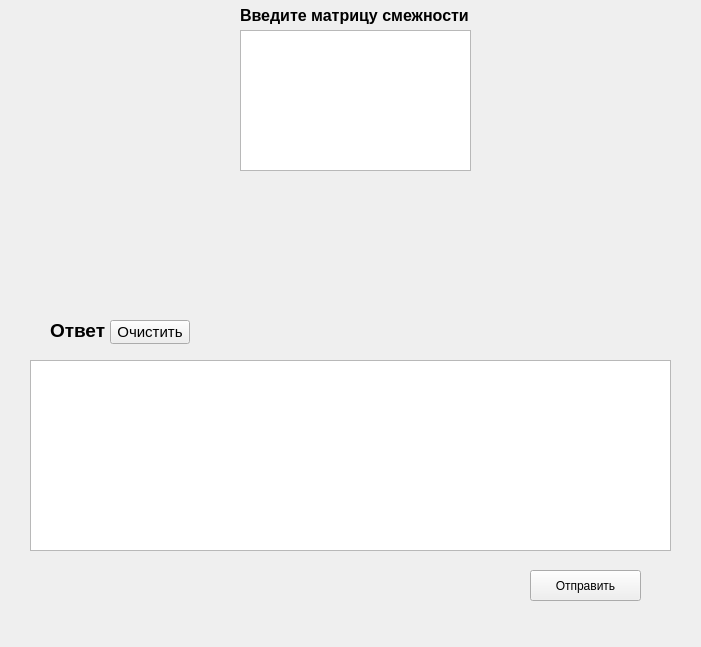
First picture: the form in graphs/null_task.ui, repository Basota123/MathMinds, before the edit.
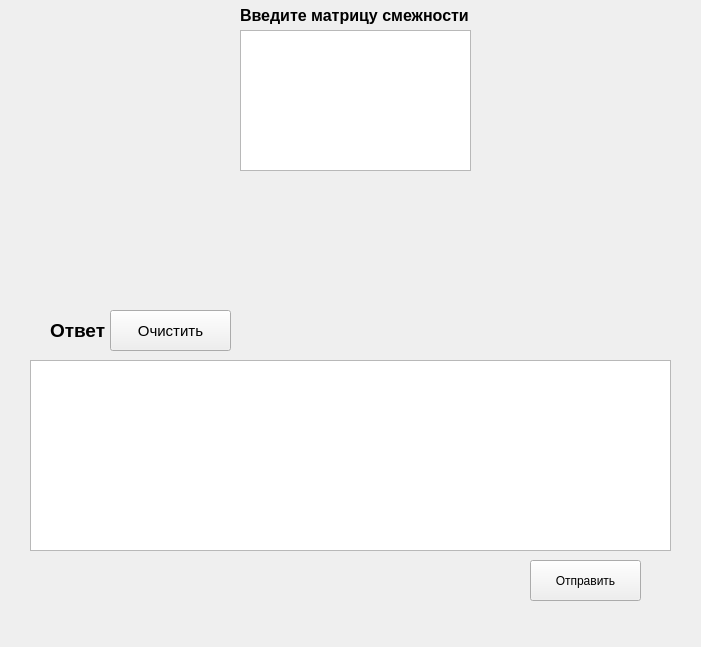
Second picture: the form after the edit.

What changed in the file:
```diff
--- a/graphs/null_task.ui
+++ b/graphs/null_task.ui
@@ -36,9 +36,9 @@
    <property name="geometry">
     <rect>
      <x>530</x>
-     <y>570</y>
+     <y>560</y>
      <width>111</width>
-     <height>31</height>
+     <height>41</height>
     </rect>
    </property>
    <property name="text">
@@ -88,9 +88,9 @@
    <property name="geometry">
     <rect>
      <x>110</x>
-     <y>320</y>
-     <width>80</width>
-     <height>24</height>
+     <y>310</y>
+     <width>121</width>
+     <height>41</height>
     </rect>
    </property>
    <property name="font">
```
